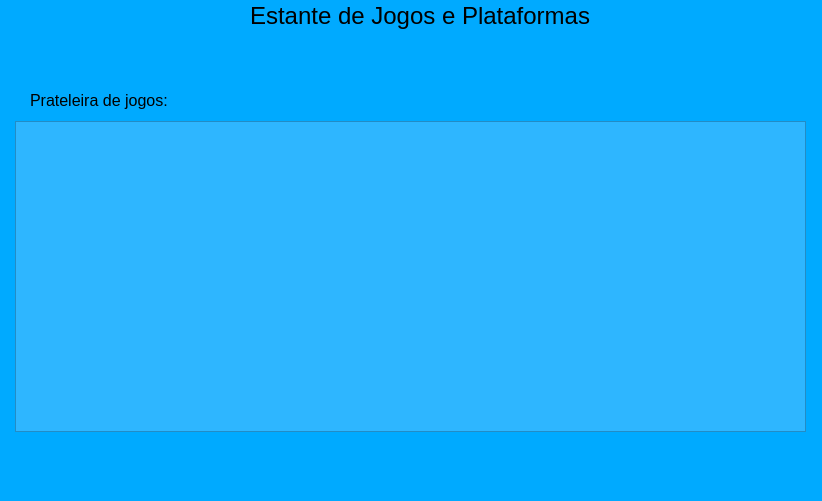
First picture: the form in lista_de_jogos.ui, repository CesarOli/cadastro_de_jogos_e_plataformas, before the edit.
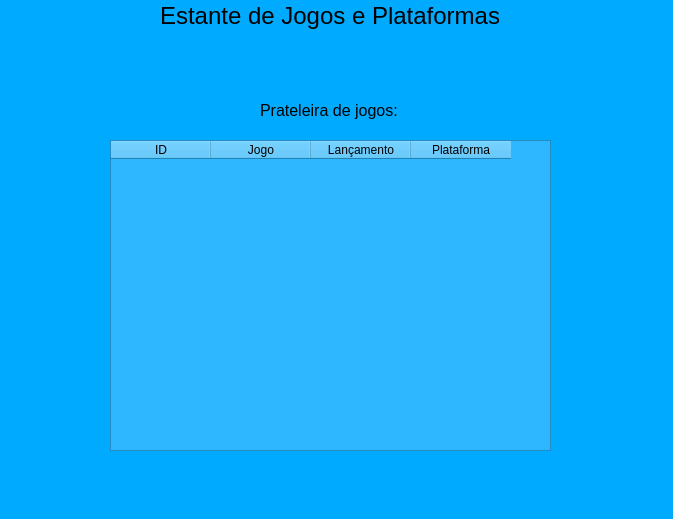
Second picture: the form after the edit.

Commit message: Acerto da disposiçao da tabela que mostra lista de jogos.

```diff
--- a/lista_de_jogos.ui
+++ b/lista_de_jogos.ui
@@ -6,8 +6,8 @@
    <rect>
     <x>0</x>
     <y>0</y>
-    <width>822</width>
-    <height>501</height>
+    <width>673</width>
+    <height>519</height>
    </rect>
   </property>
   <property name="windowTitle">
@@ -33,7 +33,7 @@
    <widget class="QLabel" name="label_2">
     <property name="geometry">
      <rect>
-      <x>250</x>
+      <x>160</x>
       <y>0</y>
       <width>351</width>
       <height>31</height>
@@ -52,8 +52,8 @@
    <widget class="QLabel" name="label_4">
     <property name="geometry">
      <rect>
-      <x>30</x>
-      <y>90</y>
+      <x>260</x>
+      <y>100</y>
       <width>161</width>
       <height>21</height>
      </rect>
@@ -70,15 +70,35 @@
    <widget class="QTableWidget" name="tableWidget">
     <property name="geometry">
      <rect>
-      <x>15</x>
-      <y>121</y>
-      <width>791</width>
+      <x>110</x>
+      <y>140</y>
+      <width>441</width>
       <height>311</height>
      </rect>
     </property>
     <property name="styleSheet">
      <string notr="true">background-color: rgb(46, 182, 255);</string>
     </property>
+    <column>
+     <property name="text">
+      <string>ID</string>
+     </property>
+    </column>
+    <column>
+     <property name="text">
+      <string>Jogo</string>
+     </property>
+    </column>
+    <column>
+     <property name="text">
+      <string>Lançamento</string>
+     </property>
+    </column>
+    <column>
+     <property name="text">
+      <string>Plataforma</string>
+     </property>
+    </column>
    </widget>
   </widget>
   <widget class="QMenuBar" name="menubar">
```
Left out of the diff: 2 changed lines with no effect on the pictures.
